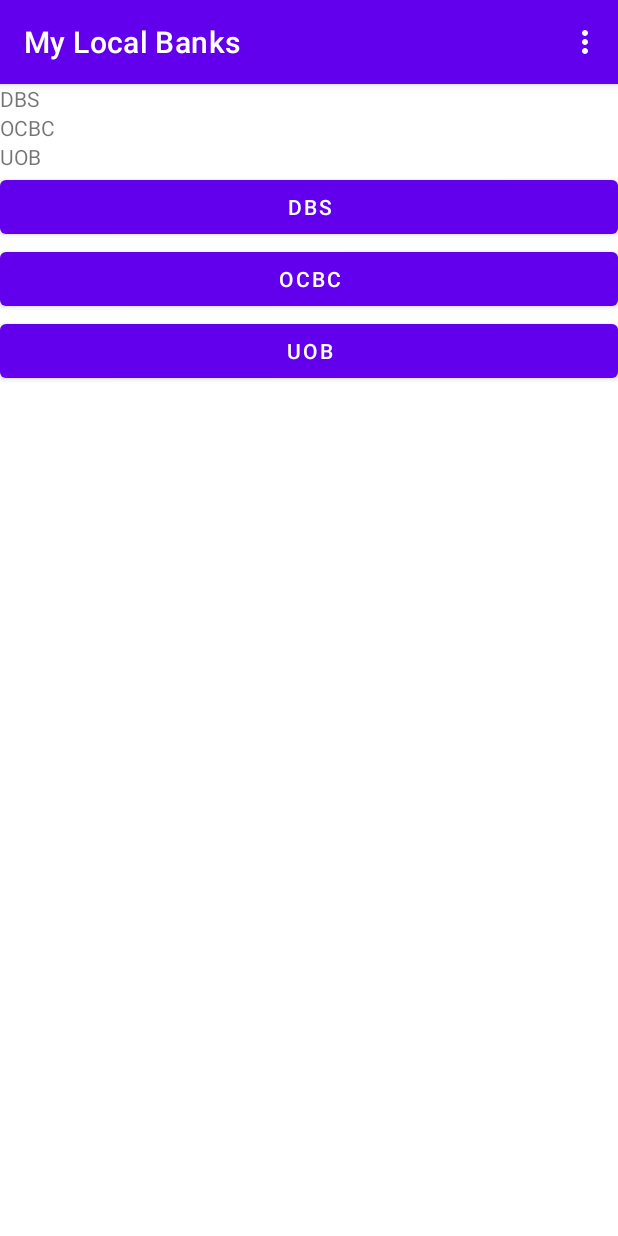
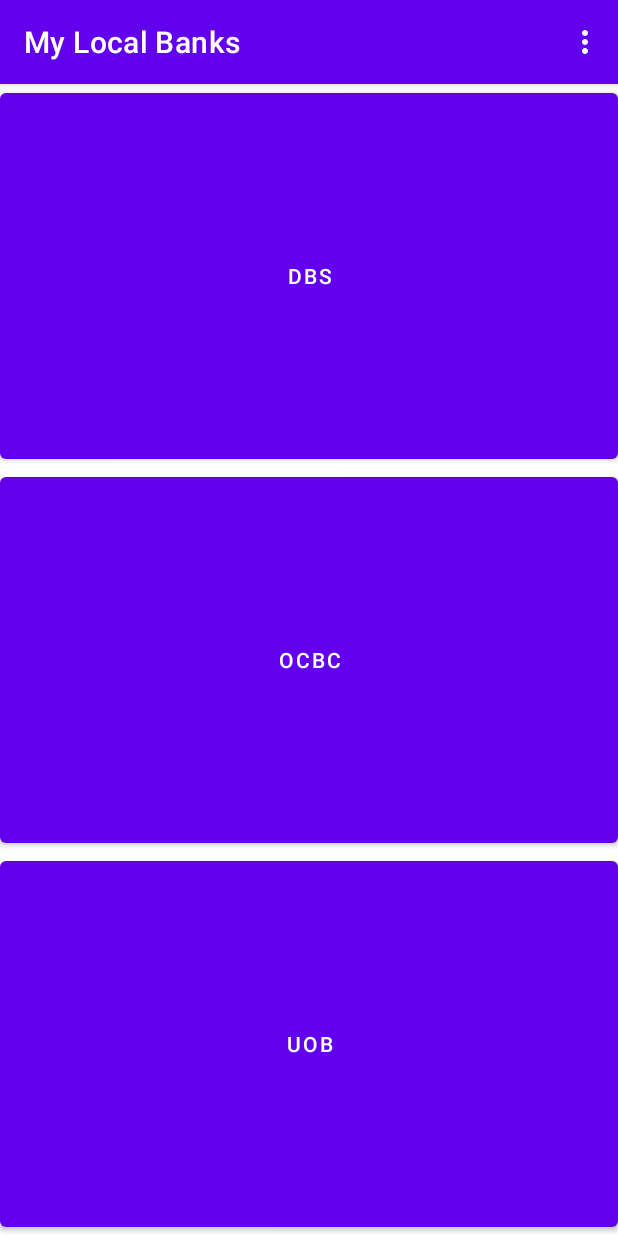
Before and after one commit to reubsim/MyLocalBanksV3, an Android app: the screen it shows after launch (MainActivity), on a phone screen of 412 x 824 dp. Run offline under Robolectric (Android 15) with nearby library versions, the phone set to English and light mode, and no system bars.

Commit message:
Initial Commit

```diff
--- a/app/src/main/res/layout/activity_main.xml
+++ b/app/src/main/res/layout/activity_main.xml
@@ -7,27 +7,11 @@
     android:orientation="vertical"
     tools:context=".MainActivity">
 
-    <TextView
-        android:layout_width="wrap_content"
-        android:layout_height="wrap_content"
-        android:text="@string/dbs" />
-
-    <TextView
-        android:id="@+id/textView"
-        android:layout_width="match_parent"
-        android:layout_height="wrap_content"
-        android:text="@string/ocbc" />
-
-    <TextView
-        android:id="@+id/textView2"
-        android:layout_width="match_parent"
-        android:layout_height="wrap_content"
-        android:text="@string/uob" />
-
     <Button
         android:id="@+id/buttonDBS"
         android:layout_width="match_parent"
         android:layout_height="wrap_content"
+        android:layout_weight="1"
         android:text="@string/dbs"
         tools:ignore="DuplicateSpeakableTextCheck" />
 
@@ -35,6 +19,7 @@
         android:id="@+id/buttonOCBC"
         android:layout_width="match_parent"
         android:layout_height="wrap_content"
+        android:layout_weight="1"
         android:text="@string/ocbc"
         tools:ignore="DuplicateSpeakableTextCheck" />
 
@@ -42,6 +27,7 @@
         android:id="@+id/buttonUOB"
         android:layout_width="match_parent"
         android:layout_height="wrap_content"
+        android:layout_weight="1"
         android:text="@string/uob"
         tools:ignore="DuplicateSpeakableTextCheck" />
 
```
Also changed, not shown: app/src/main/java/sg/edu/rp/c346/id21019352/mylocalbanks/MainActivity.java (+69 -12 lines).
